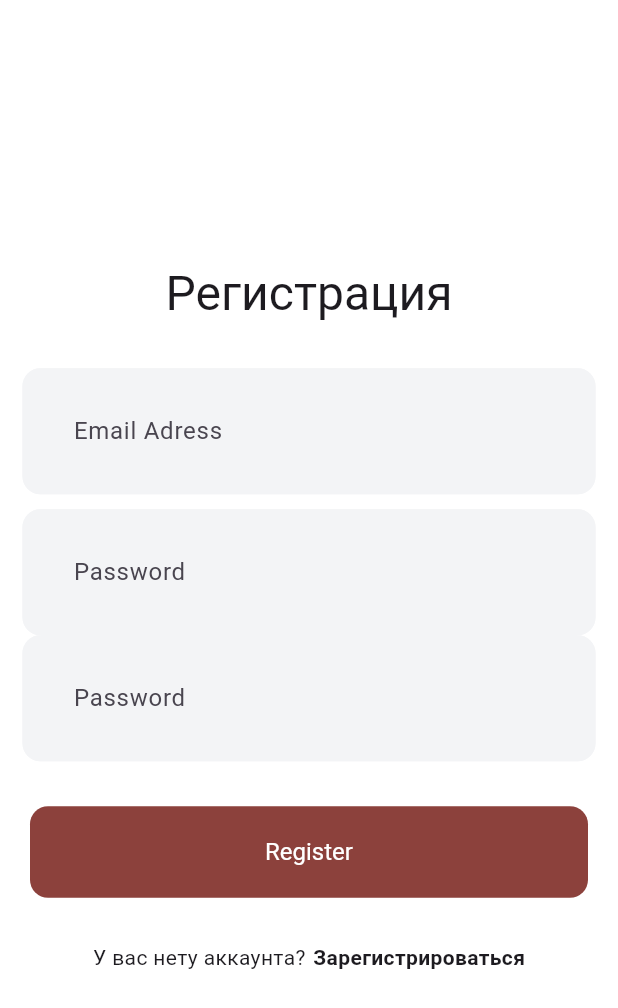
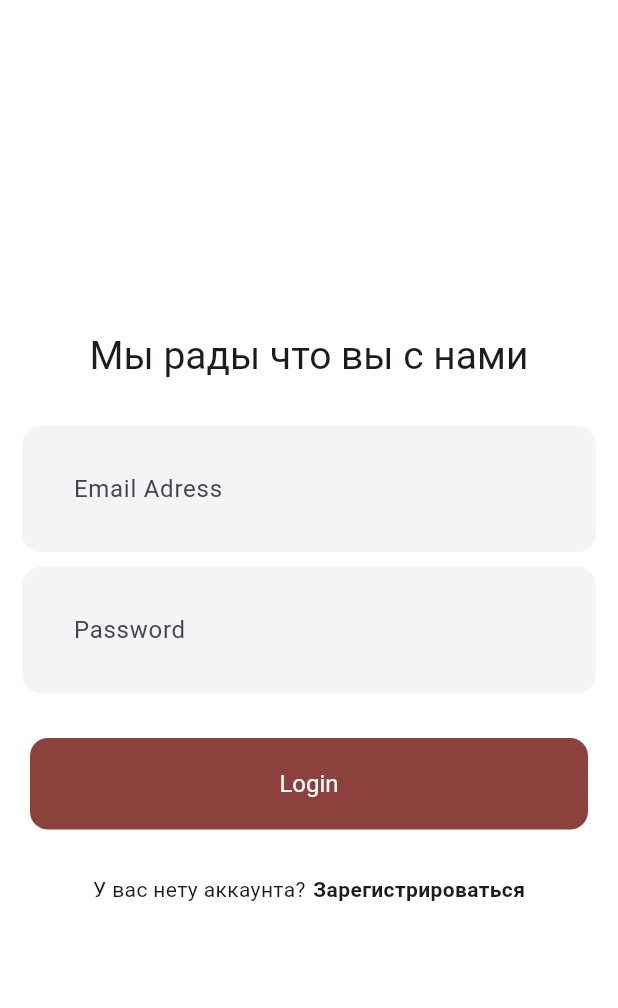
Before and after one commit to NursAIU/NursChat, a Flutter app: the screen it shows after launch, on a phone screen of 412 x 824 dp. Shown: the top 1008 px of the screen. Run offline on Flutter 3.47's test engine with Material 3 defaults, Android fonts, the phone set to English and light mode, and no system bars; our stand-ins replace firebase_auth, firebase_core, google_fonts; accounts and stored records are empty; generated files the repository leaves out were written again.

Commit message:
3 commit => connect Firebase(auth)

```diff
--- a/lib/consts/text_string.dart
+++ b/lib/consts/text_string.dart
@@ -3,7 +3,10 @@ const String nLoginWelcome = 'Мы рады что вы с нами';
 const String nRegisterWelcome = 'Регистрация';
 const String nEmailAddress = 'Email Adress';
 const String nPassword = 'Password';
+const String nConfirmPassword = 'Confirm Password';
 const String nLoginText = 'Login';
 const String nRegisterText = 'Register';
 const String nNotAMember = 'У вас нету аккаунта?';
 const String nNotAMemberRegister = 'Зарегистрироваться';
+const String nHaveAnAcc = 'У вас уже есть аккаунт?';
+const String nHaveAnAccLogin = 'Войти';
--- a/lib/main.dart
+++ b/lib/main.dart
@@ -1,7 +1,13 @@
+import 'package:firebase_core/firebase_core.dart';
 import 'package:flutter/material.dart';
+import 'package:nurschat/firebase_options.dart';
+import 'package:nurschat/screens/LoginOrRegister.dart';
 import 'package:nurschat/screens/LoginScreen.dart';
 import 'package:nurschat/screens/RegisterScreen.dart';
-void main() {
+import 'package:nurschat/screens/auth/AuthGate.dart';
+void main() async{
+  WidgetsFlutterBinding.ensureInitialized();
+  await Firebase.initializeApp(options: DefaultFirebaseOptions.currentPlatform);
   runApp(MyApp());
 }
 
@@ -10,7 +16,7 @@ class MyApp extends StatelessWidget {
   Widget build(BuildContext context) {
     return MaterialApp(
       debugShowCheckedModeBanner: false,
-      home: RegisterScreen(),
+      home: AuthGate(),
     );
   }
 }
--- /dev/null
+++ b/lib/screens/LoginOrRegister.dart
@@ -0,0 +1,33 @@
+import 'package:flutter/material.dart';
+import 'package:nurschat/screens/LoginScreen.dart';
+import 'package:nurschat/screens/RegisterScreen.dart';
+
+class LoginOrRegister extends StatefulWidget {
+  const LoginOrRegister({super.key});
+
+  @override
+  State<LoginOrRegister> createState() => _LoginOrRegisterState();
+}
+
+class _LoginOrRegisterState extends State<LoginOrRegister> {
+  bool showLoginScreen = true;
+
+  void toggleScreen() {
+    setState(() {
+      showLoginScreen = !showLoginScreen;
+    });
+  }
+
+  @override
+  Widget build(BuildContext context) {
+    if (showLoginScreen) {
+      return LoginScreen(
+        onTap: toggleScreen,
+      );
+    } else {
+      return RegisterScreen(
+        onTap: toggleScreen,
+      );
+    }
+  }
+}
--- a/lib/screens/LoginScreen.dart
+++ b/lib/screens/LoginScreen.dart
@@ -1,6 +1,7 @@
 import 'package:flutter/material.dart';
 import 'package:nurschat/consts/color_string.dart';
 import 'package:nurschat/consts/text_string.dart';
+import 'package:nurschat/screens/auth/AuthService.dart';
 import 'package:nurschat/widgets/MyTextField.dart';
 
 import '../widgets/MyButton.dart';
@@ -8,10 +9,21 @@ import '../widgets/MyButton.dart';
 class LoginScreen extends StatelessWidget {
   final TextEditingController _emailController = TextEditingController();
   final TextEditingController _passwordController = TextEditingController();
-  LoginScreen({super.key});
 
-  void login(){
+  final void Function()? onTap;
 
+  LoginScreen({super.key, required this.onTap});
+
+  void login(BuildContext context) async{
+    final authService = AuthService();
+
+    try{
+      await authService.signInWithEmailPassword(_emailController.text, _passwordController.text);
+    } catch (e){
+      showDialog(context: context, builder: (context) => AlertDialog(
+        title: Text(e.toString())
+      ));
+    }
   }
 
   @override
@@ -22,22 +34,25 @@ class LoginScreen extends StatelessWidget {
         child: Column(
           mainAxisAlignment: MainAxisAlignment.center,
           children: [
-            Text(nLoginWelcome, style: Theme.of(context).textTheme.headlineLarge),
+            Text(nLoginWelcome, style: Theme.of(context).textTheme.headlineLarge?.copyWith(fontSize: 26)),
             const SizedBox(height: 30),
             MyTextField(hintText: nEmailAddress, obscureText: false, controller: _emailController),
             const SizedBox(height: 10),
             MyTextField(hintText: nPassword, obscureText: true, controller: _passwordController),
             const SizedBox(height: 30),
-            MyButton(text: nLoginText,color: nWhiteColor, fontSize: 16, onTap: login),
+            MyButton(text: nLoginText,color: nWhiteColor, fontSize: 16, onTap: () => login(context)),
             const SizedBox(height: 30),
             Row(
               mainAxisAlignment: MainAxisAlignment.center,
               children: [
                 Text(nNotAMember),
                 const SizedBox(width: 5),
-                Text(nNotAMemberRegister,style: TextStyle(
-                  fontWeight: FontWeight.bold
-                ),),
+                GestureDetector(
+                  onTap: onTap,
+                  child: Text(nNotAMemberRegister,style: TextStyle(
+                    fontWeight: FontWeight.bold
+                  ),),
+                ),
               ],
             )
           ],
--- a/lib/screens/RegisterScreen.dart
+++ b/lib/screens/RegisterScreen.dart
@@ -9,8 +9,9 @@ class RegisterScreen extends StatelessWidget {
   final TextEditingController _emailController = TextEditingController();
   final TextEditingController _passwordController = TextEditingController();
   final TextEditingController _confirmController = TextEditingController();
+  final void Function()? onTap;
 
-  RegisterScreen({super.key});
+  RegisterScreen({super.key, required this.onTap});
 
   void register() {}
 
@@ -34,8 +35,9 @@ class RegisterScreen extends StatelessWidget {
                 hintText: nPassword,
                 obscureText: true,
                 controller: _passwordController),
+            const SizedBox(height: 10),
             MyTextField(
-                hintText: nPassword,
+                hintText: nConfirmPassword,
                 obscureText: true,
                 controller: _passwordController),
             const SizedBox(height: 30),
@@ -48,11 +50,14 @@ class RegisterScreen extends StatelessWidget {
             Row(
               mainAxisAlignment: MainAxisAlignment.center,
               children: [
-                Text(nNotAMember),
+                Text(nHaveAnAcc),
                 const SizedBox(width: 5),
-                Text(
-                  nNotAMemberRegister,
-                  style: TextStyle(fontWeight: FontWeight.bold),
+                GestureDetector(
+                  onTap: onTap,
+                  child: Text(
+                    nHaveAnAccLogin,
+                    style: TextStyle(fontWeight: FontWeight.bold),
+                  ),
                 ),
               ],
             )
--- /dev/null
+++ b/lib/screens/auth/AuthGate.dart
@@ -0,0 +1,25 @@
+import 'package:firebase_auth/firebase_auth.dart';
+import 'package:flutter/material.dart';
+import 'package:nurschat/screens/LoginOrRegister.dart';
+
+import '../HomeScreen.dart';
+
+class AuthGate extends StatelessWidget {
+  const AuthGate({super.key});
+
+  @override
+  Widget build(BuildContext context) {
+    return Scaffold(
+      body: StreamBuilder(
+        stream: FirebaseAuth.instance.authStateChanges(),
+        builder: (context, snapshot) {
+          if (snapshot.hasData) {
+            return const HomeScreen();
+          } else {
+            return const LoginOrRegister();
+          }
+        },
+      ),
+    );
+  }
+}
--- a/pubspec.yaml
+++ b/pubspec.yaml
@@ -39,6 +39,8 @@ dependencies:
   shared_preferences: ^2.2.3
   intl: ^0.19.0
   google_fonts: ^6.2.1
+  firebase_core: ^3.1.1
+  firebase_auth: ^5.1.1
 
 dev_dependencies:
   flutter_test:
```
Also changed, not shown: lib/screens/HomeScreen.dart (added, +24 -0 lines), lib/screens/auth/AuthService.dart (added, +31 -0 lines), pubspec.lock, 6 other files.
